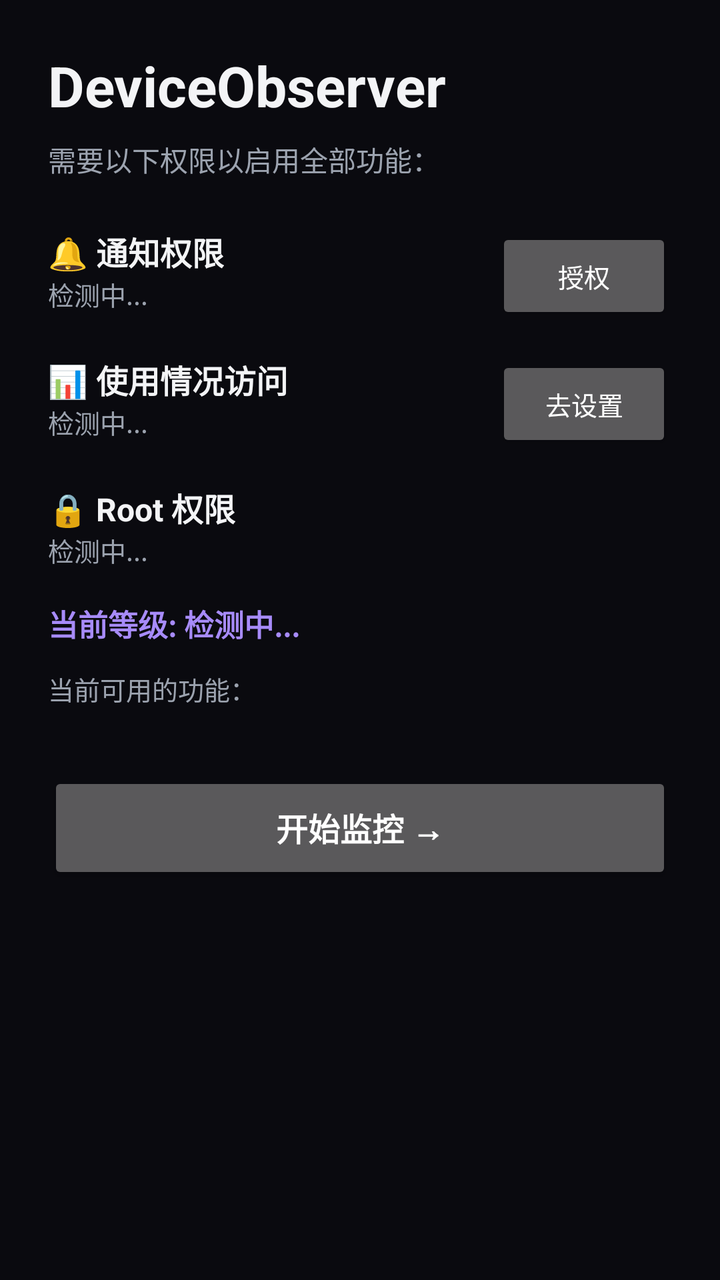
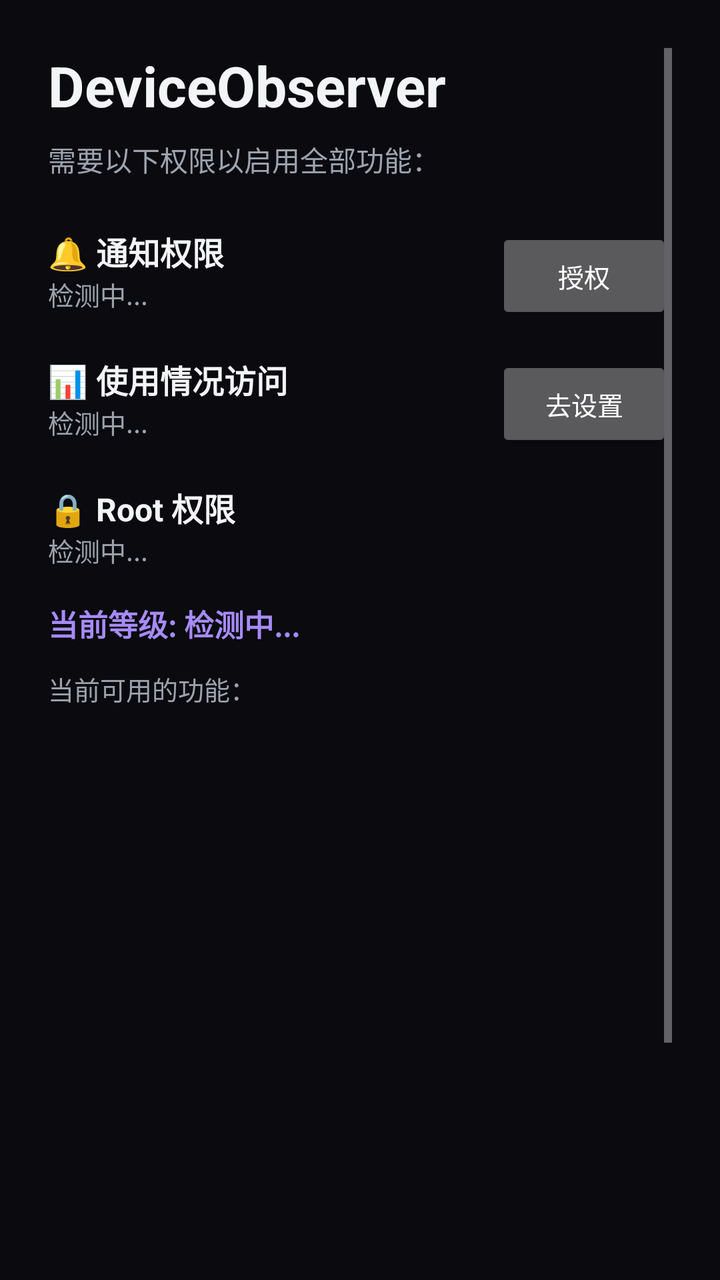

Compare the two renders of this Android layout. The source of the first and the diff that turns it into the second are given below.
<!-- AndroidManifest.xml: application theme Theme.DeviceObserver -->
<!-- res/layout/activity_permission.xml -->
<?xml version="1.0" encoding="utf-8"?>
<ScrollView xmlns:android="http://schemas.android.com/apk/res/android"
    android:layout_width="match_parent"
    android:layout_height="match_parent"
    android:background="#0A0A0F"
    android:padding="24dp">

    <LinearLayout
        android:layout_width="match_parent"
        android:layout_height="wrap_content"
        android:orientation="vertical">

        <TextView
            android:layout_width="wrap_content"
            android:layout_height="wrap_content"
            android:layout_marginBottom="8dp"
            android:text="DeviceObserver"
            android:textColor="#F3F4F6"
            android:textSize="28sp"
            android:textStyle="bold" />

        <TextView
            android:layout_width="wrap_content"
            android:layout_height="wrap_content"
            android:layout_marginBottom="24dp"
            android:text="需要以下权限以启用全部功能："
            android:textColor="#9CA3AF"
            android:textSize="14sp" />

        
        <LinearLayout
            android:layout_width="match_parent"
            android:layout_height="wrap_content"
            android:layout_marginBottom="16dp"
            android:orientation="horizontal">

            <LinearLayout
                android:layout_width="0dp"
                android:layout_height="wrap_content"
                android:layout_weight="1"
                android:orientation="vertical">

                <TextView
                    android:layout_width="wrap_content"
                    android:layout_height="wrap_content"
                    android:text="🔔 通知权限"
                    android:textColor="#F3F4F6"
                    android:textSize="16sp"
                    android:textStyle="bold" />

                <TextView
                    android:id="@+id/tv_notification_status"
                    android:layout_width="wrap_content"
                    android:layout_height="wrap_content"
                    android:text="检测中..."
                    android:textColor="#9CA3AF"
                    android:textSize="13sp" />
            </LinearLayout>

            <Button
                android:id="@+id/btn_grant_notification"
                android:layout_width="wrap_content"
                android:layout_height="wrap_content"
                android:text="授权"
                android:textSize="13sp" />
        </LinearLayout>

        
        <LinearLayout
            android:layout_width="match_parent"
            android:layout_height="wrap_content"
            android:layout_marginBottom="16dp"
            android:orientation="horizontal">

            <LinearLayout
                android:layout_width="0dp"
                android:layout_height="wrap_content"
                android:layout_weight="1"
                android:orientation="vertical">

                <TextView
                    android:layout_width="wrap_content"
                    android:layout_height="wrap_content"
                    android:text="📊 使用情况访问"
                    android:textColor="#F3F4F6"
                    android:textSize="16sp"
                    android:textStyle="bold" />

                <TextView
                    android:id="@+id/tv_usage_stats_status"
                    android:layout_width="wrap_content"
                    android:layout_height="wrap_content"
                    android:text="检测中..."
                    android:textColor="#9CA3AF"
                    android:textSize="13sp" />
            </LinearLayout>

            <Button
                android:id="@+id/btn_grant_usage_stats"
                android:layout_width="wrap_content"
                android:layout_height="wrap_content"
                android:text="去设置"
                android:textSize="13sp" />
        </LinearLayout>

        
        <LinearLayout
            android:layout_width="match_parent"
            android:layout_height="wrap_content"
            android:layout_marginBottom="16dp"
            android:orientation="horizontal">

            <LinearLayout
                android:layout_width="0dp"
                android:layout_height="wrap_content"
                android:layout_weight="1"
                android:orientation="vertical">

                <TextView
                    android:layout_width="wrap_content"
                    android:layout_height="wrap_content"
                    android:text="🔒 Root 权限"
                    android:textColor="#F3F4F6"
                    android:textSize="16sp"
                    android:textStyle="bold" />

                <TextView
                    android:id="@+id/tv_root_status"
                    android:layout_width="wrap_content"
                    android:layout_height="wrap_content"
                    android:text="检测中..."
                    android:textColor="#9CA3AF"
                    android:textSize="13sp" />
            </LinearLayout>
        </LinearLayout>

        
        <TextView
            android:id="@+id/tv_permission_level"
            android:layout_width="wrap_content"
            android:layout_height="wrap_content"
            android:layout_marginBottom="12dp"
            android:text="当前等级: 检测中..."
            android:textColor="#A78BFA"
            android:textSize="15sp"
            android:textStyle="bold" />

        
        <TextView
            android:layout_width="wrap_content"
            android:layout_height="wrap_content"
            android:layout_marginBottom="8dp"
            android:text="当前可用的功能："
            android:textColor="#9CA3AF"
            android:textSize="13sp" />

        <ListView
            android:id="@+id/lv_features"
            android:layout_width="match_parent"
            android:layout_height="wrap_content"
            android:layout_marginBottom="24dp"
            android:layout_weight="0" />

        
        <Button
            android:id="@+id/btn_start"
            android:layout_width="match_parent"
            android:layout_height="56dp"
            android:text="开始监控 →"
            android:textSize="16sp"
            android:textStyle="bold" />

    </LinearLayout>
</ScrollView>
<!-- resources referenced by this layout -->
<resources>
  <style name="Theme.DeviceObserver" parent="Theme.MaterialComponents.NoActionBar">
          <item name="colorPrimary">#7C3AED</item>
          <item name="colorPrimaryVariant">#6D28D9</item>
          <item name="colorOnPrimary">#FFFFFF</item>
          <item name="android:windowBackground">#0A0A0F</item>
          <item name="android:statusBarColor">#0A0A0F</item>
      </style>
</resources>

<!-- the commit's change to res/layout/activity_permission.xml (unified diff, before → after) -->
@@ -157,9 +157,8 @@
         <ListView
             android:id="@+id/lv_features"
             android:layout_width="match_parent"
-            android:layout_height="wrap_content"
-            android:layout_marginBottom="24dp"
-            android:layout_weight="0" />
+            android:layout_height="320dp"
+            android:layout_marginBottom="24dp" />
 
         
         <Button
